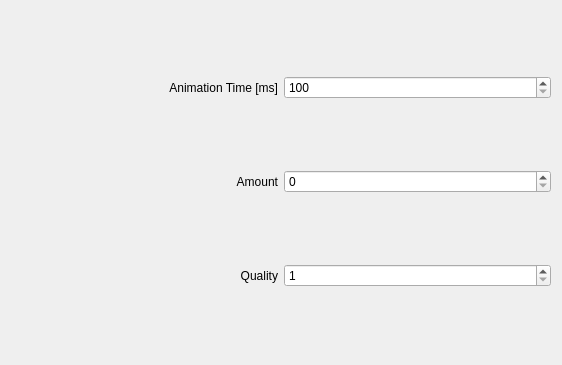
Old version of the form kwin/focus/config.ui in the repository Schneegans/Burn-My-Windows.
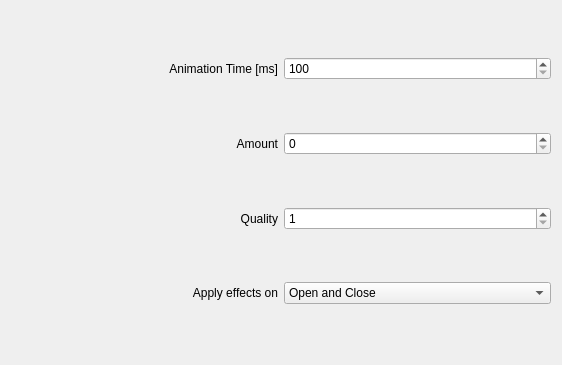
New version of the form.

Commit message: :tada: Apply effect on open only or close only

What changed in the file:
```diff
--- a/kwin/focus/config.ui
+++ b/kwin/focus/config.ui
@@ -86,6 +86,40 @@
                     </property>
                 </widget>
             </item>
+        
+            <item row="3" column="0">
+                <widget class="QLabel" name="label_ApplyEffectsOn">
+                    <property name="text">
+                        <string>Apply effects on</string>
+                    </property>
+                    <property name="alignment">
+                        <set>Qt::AlignmentFlag::AlignRight|Qt::AlignmentFlag::AlignTrailing|Qt::AlignmentFlag::AlignVCenter</set>
+                    </property>
+                </widget>
+            </item>
+            <item row="3" column="1">
+                <widget class="QComboBox" name="kcfg_ApplyEffectsOn">
+                                        <property name="currentIndex">
+                        <number>2</number>
+                    </property>
+<item>
+                        <property name="text">
+                            <string>Open only</string>
+                        </property>
+                    </item>
+                    <item>
+                        <property name="text">
+                            <string>Close only</string>
+                        </property>
+                    </item>
+                    <item>
+                        <property name="text">
+                            <string>Open and Close</string>
+                        </property>
+                    </item>
+                </widget>
+            </item>
+
         </layout>
     </widget>
     <resources />
```
The commit also changes 38 other files.
